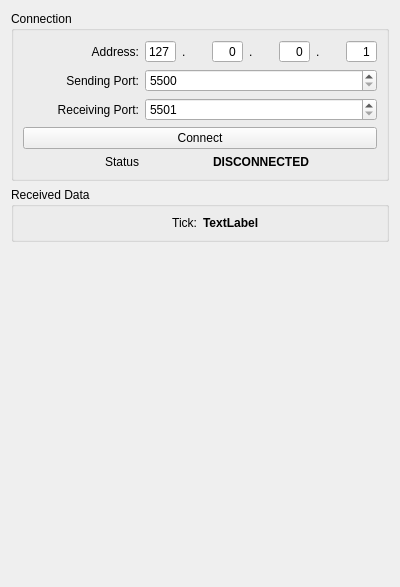
Before: the Qt Designer form cpp_libs/X-Plane SDK/02_setting_position/src/GUI.ui in marek-cel/marek-cel, drawn with Qt 5.
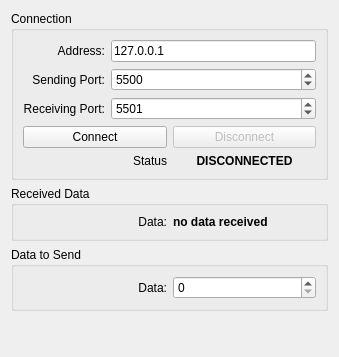
After: the same form once the commit is applied.

Diff of the .ui file:
```diff
--- a/cpp_libs/X-Plane SDK/02_setting_position/src/GUI.ui
+++ b/cpp_libs/X-Plane SDK/02_setting_position/src/GUI.ui
@@ -6,20 +6,65 @@
    <rect>
     <x>0</x>
     <y>0</y>
-    <width>400</width>
-    <height>587</height>
+    <width>339</width>
+    <height>357</height>
    </rect>
   </property>
   <property name="windowTitle">
    <string>X-Plane SDK</string>
   </property>
   <layout class="QGridLayout" name="gridLayout_3">
+   <item row="1" column="0">
+    <widget class="QGroupBox" name="groupBox_2">
+     <property name="title">
+      <string>Received Data</string>
+     </property>
+     <layout class="QGridLayout" name="gridLayout_4">
+      <item row="0" column="0">
+       <widget class="QLabel" name="label_8">
+        <property name="text">
+         <string>Data:</string>
+        </property>
+        <property name="alignment">
+         <set>Qt::AlignRight|Qt::AlignTrailing|Qt::AlignVCenter</set>
+        </property>
+       </widget>
+      </item>
+      <item row="0" column="1">
+       <widget class="QLabel" name="label_data">
+        <property name="font">
+         <font>
+          <weight>75</weight>
+          <bold>true</bold>
+         </font>
+        </property>
+        <property name="text">
+         <string>no data received</string>
+        </property>
+       </widget>
+      </item>
+     </layout>
+    </widget>
+   </item>
+   <item row="3" column="0">
+    <spacer name="verticalSpacer">
+     <property name="orientation">
+      <enum>Qt::Vertical</enum>
+     </property>
+     <property name="sizeHint" stdset="0">
+      <size>
+       <width>20</width>
+       <height>311</height>
+      </size>
+     </property>
+    </spacer>
+   </item>
    <item row="0" column="0">
     <widget class="QGroupBox" name="groupBox">
      <property name="title">
       <string>Connection</string>
      </property>
-     <layout class="QGridLayout" name="gridLayout_2">
+     <layout class="QGridLayout" name="gridLayout_5">
       <item row="0" column="0">
        <widget class="QLabel" name="label">
         <property name="text">
@@ -30,88 +75,12 @@
         </property>
        </widget>
       </item>
-      <item row="0" column="1" colspan="2">
-       <layout class="QGridLayout" name="gridLayout">
-        <item row="0" column="0">
-         <widget class="QSpinBox" name="spinBox_IP_1">
-          <property name="alignment">
-           <set>Qt::AlignRight|Qt::AlignTrailing|Qt::AlignVCenter</set>
-          </property>
-          <property name="buttonSymbols">
-           <enum>QAbstractSpinBox::NoButtons</enum>
-          </property>
-          <property name="maximum">
-           <number>255</number>
-          </property>
-          <property name="value">
-           <number>127</number>
-          </property>
-         </widget>
-        </item>
-        <item row="0" column="1">
-         <widget class="QLabel" name="label_2">
-          <property name="text">
-           <string>.</string>
-          </property>
-         </widget>
-        </item>
-        <item row="0" column="2">
-         <widget class="QSpinBox" name="spinBox_IP_2">
-          <property name="alignment">
-           <set>Qt::AlignRight|Qt::AlignTrailing|Qt::AlignVCenter</set>
-          </property>
-          <property name="buttonSymbols">
-           <enum>QAbstractSpinBox::NoButtons</enum>
-          </property>
-          <property name="maximum">
-           <number>255</number>
-          </property>
-         </widget>
-        </item>
-        <item row="0" column="3">
-         <widget class="QLabel" name="label_3">
-          <property name="text">
-           <string>.</string>
-          </property>
-         </widget>
-        </item>
-        <item row="0" column="4">
-         <widget class="QSpinBox" name="spinBox_IP_3">
-          <property name="alignment">
-           <set>Qt::AlignRight|Qt::AlignTrailing|Qt::AlignVCenter</set>
-          </property>
-          <property name="buttonSymbols">
-           <enum>QAbstractSpinBox::NoButtons</enum>
-          </property>
-          <property name="maximum">
-           <number>255</number>
-          </property>
-         </widget>
-        </item>
-        <item row="0" column="5">
-         <widget class="QLabel" name="label_4">
-          <property name="text">
-           <string>.</string>
-          </property>
-         </widget>
-        </item>
-        <item row="0" column="6">
-         <widget class="QSpinBox" name="spinBox_IP_4">
-          <property name="alignment">
-           <set>Qt::AlignRight|Qt::AlignTrailing|Qt::AlignVCenter</set>
-          </property>
-          <property name="buttonSymbols">
-           <enum>QAbstractSpinBox::NoButtons</enum>
-          </property>
-          <property name="maximum">
-           <number>255</number>
-          </property>
-          <property name="value">
-           <number>1</number>
-          </property>
-         </widget>
-        </item>
-       </layout>
+      <item row="0" column="1">
+       <widget class="QLineEdit" name="lineEdit_address">
+        <property name="text">
+         <string>127.0.0.1</string>
+        </property>
+       </widget>
       </item>
       <item row="1" column="0">
        <widget class="QLabel" name="label_5">
@@ -123,6 +92,19 @@
         </property>
        </widget>
       </item>
+      <item row="1" column="1">
+       <widget class="QSpinBox" name="spinBox_SendPort">
+        <property name="minimum">
+         <number>0</number>
+        </property>
+        <property name="maximum">
+         <number>99999</number>
+        </property>
+        <property name="value">
+         <number>5500</number>
+        </property>
+       </widget>
+      </item>
       <item row="2" column="0">
        <widget class="QLabel" name="label_6">
         <property name="text">
@@ -133,26 +115,15 @@
         </property>
        </widget>
       </item>
-      <item row="3" column="0" colspan="3">
-       <widget class="QPushButton" name="pushButton_Connect">
-        <property name="text">
-         <string>Connect</string>
-        </property>
-       </widget>
-      </item>
-      <item row="1" column="1" colspan="2">
-       <widget class="QSpinBox" name="spinBox_SendPort">
-        <property name="minimum">
-         <number>5500</number>
-        </property>
-        <property name="maximum">
-         <number>99999</number>
-        </property>
-       </widget>
-      </item>
-      <item row="2" column="1" colspan="2">
+      <item row="2" column="1">
        <widget class="QSpinBox" name="spinBox_RecvPort">
         <property name="minimum">
+         <number>0</number>
+        </property>
+        <property name="maximum">
+         <number>99999</number>
+        </property>
+        <property name="value">
          <number>5501</number>
         </property>
         <property name="maximum">
@@ -160,58 +131,70 @@
         </property>
        </widget>
       </item>
-      <item row="4" column="0">
-       <widget class="QLabel" name="label_7">
-        <property name="text">
-         <string>Status</string>
-        </property>
-        <property name="alignment">
-         <set>Qt::AlignRight|Qt::AlignTrailing|Qt::AlignVCenter</set>
-        </property>
-       </widget>
+      <item row="3" column="0" colspan="2">
+       <layout class="QGridLayout" name="gridLayout_2">
+        <item row="0" column="0">
+         <widget class="QPushButton" name="pushButton_Connect">
+          <property name="text">
+           <string>Connect</string>
+          </property>
+         </widget>
+        </item>
+        <item row="0" column="1">
+         <widget class="QPushButton" name="pushButton_Disconnect">
+          <property name="enabled">
+           <bool>false</bool>
+          </property>
+          <property name="text">
+           <string>Disconnect</string>
+          </property>
+         </widget>
+        </item>
+       </layout>
       </item>
-      <item row="4" column="1" colspan="2">
-       <widget class="QLabel" name="label_Status">
-        <property name="font">
-         <font>
-          <weight>75</weight>
-          <bold>true</bold>
-         </font>
-        </property>
-        <property name="text">
-         <string>DISCONNECTED</string>
-        </property>
-        <property name="alignment">
-         <set>Qt::AlignCenter</set>
-        </property>
-       </widget>
+      <item row="4" column="0" colspan="2">
+       <layout class="QGridLayout" name="gridLayout">
+        <item row="0" column="0">
+         <widget class="QLabel" name="label_7">
+          <property name="text">
+           <string>Status</string>
+          </property>
+          <property name="alignment">
+           <set>Qt::AlignRight|Qt::AlignTrailing|Qt::AlignVCenter</set>
+          </property>
+         </widget>
+        </item>
+        <item row="0" column="1">
+         <widget class="QLabel" name="label_Status">
+          <property name="font">
+           <font>
+            <weight>75</weight>
+            <bold>true</bold>
+           </font>
+          </property>
+          <property name="text">
+           <string>DISCONNECTED</string>
+          </property>
+          <property name="alignment">
+           <set>Qt::AlignCenter</set>
+          </property>
+         </widget>
+        </item>
+       </layout>
       </item>
      </layout>
     </widget>
    </item>
    <item row="2" column="0">
-    <spacer name="verticalSpacer">
-     <property name="orientation">
-      <enum>Qt::Vertical</enum>
-     </property>
-     <property name="sizeHint" stdset="0">
-      <size>
-       <width>20</width>
-       <height>311</height>
-      </size>
-     </property>
-    </spacer>
-   </item>
-   <item row="1" column="0">
-    <widget class="QGroupBox" name="groupBox_2">
+    <widget class="QGroupBox" name="groupBox_3">
      <property name="title">
-      <string>Received Data</string>
+      <string>Data to Send</string>
      </property>
-     <layout class="QGridLayout" name="gridLayout_4">
+     <layout class="QGridLayout" name="gridLayout_6">
       <item row="0" column="0">
-       <widget class="QLabel" name="label_8">
+       <widget class="QLabel" name="label_9">
         <property name="text">
-         <string>Tick:</string>
+         <string>Data:</string>
         </property>
         <property name="alignment">
          <set>Qt::AlignRight|Qt::AlignTrailing|Qt::AlignVCenter</set>
@@ -219,17 +202,7 @@
        </widget>
       </item>
       <item row="0" column="1">
-       <widget class="QLabel" name="label_tick">
-        <property name="font">
-         <font>
-          <weight>75</weight>
-          <bold>true</bold>
-         </font>
-        </property>
-        <property name="text">
-         <string>TextLabel</string>
-        </property>
-       </widget>
+       <widget class="QSpinBox" name="spinBox_data"/>
       </item>
      </layout>
     </widget>
```
Left out of the diff: 5 changed lines with no effect on the pictures.
